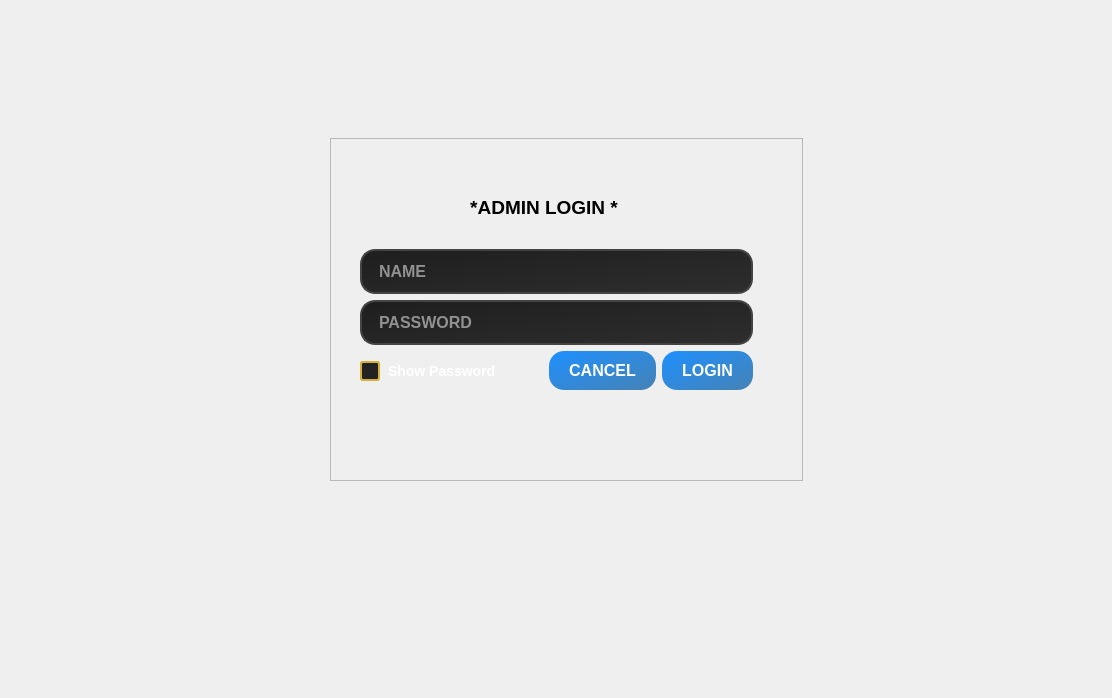
Above: admin.ui from MegaMineDSS/LuxeMine before the change. Below: the same form after it.
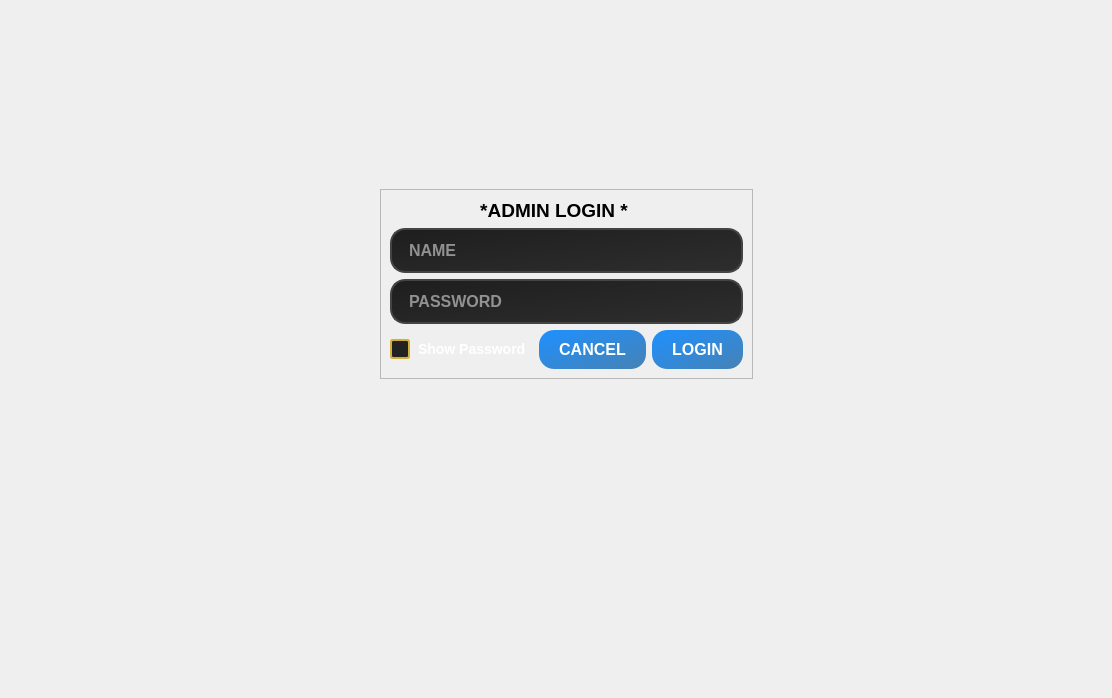
That is the form after the change. The open tabs and pages were chosen to show the change.

```diff
--- a/admin.ui
+++ b/admin.ui
@@ -151,411 +151,7 @@
             <enum>QFrame::Shadow::Raised</enum>
            </property>
            <layout class="QGridLayout" name="gridLayout_16">
-            <item row="0" column="6">
-             <spacer name="horizontalSpacer_68">
-              <property name="orientation">
-               <enum>Qt::Orientation::Horizontal</enum>
-              </property>
-              <property name="sizeHint" stdset="0">
-               <size>
-                <width>40</width>
-                <height>20</height>
-               </size>
-              </property>
-             </spacer>
-            </item>
-            <item row="1" column="0">
-             <spacer name="verticalSpacer_62">
-              <property name="orientation">
-               <enum>Qt::Orientation::Vertical</enum>
-              </property>
-              <property name="sizeHint" stdset="0">
-               <size>
-                <width>20</width>
-                <height>40</height>
-               </size>
-              </property>
-             </spacer>
-            </item>
-            <item row="0" column="5">
-             <spacer name="horizontalSpacer_74">
-              <property name="orientation">
-               <enum>Qt::Orientation::Horizontal</enum>
-              </property>
-              <property name="sizeHint" stdset="0">
-               <size>
-                <width>40</width>
-                <height>20</height>
-               </size>
-              </property>
-             </spacer>
-            </item>
-            <item row="1" column="2" colspan="3">
-             <widget class="QLabel" name="label_23">
-              <property name="styleSheet">
-               <string notr="true">/* General QLabel Styling */
-border-color: qradialgradient(spread:reflect, cx:0.5, cy:0.5, radius:0.5, fx:0.5, fy:0.5, stop:0 rgba(0, 0, 0, 255), stop:1 rgba(255, 255, 255, 255));
-</string>
-              </property>
-              <property name="text">
-               <string>&lt;html&gt;&lt;head/&gt;&lt;body&gt;&lt;p align=&quot;center&quot;&gt;&lt;span style=&quot; font-size:14pt; font-weight:700;&quot;&gt;*ADMIN LOGIN *&lt;/span&gt;&lt;/p&gt;&lt;/body&gt;&lt;/html&gt;</string>
-              </property>
-             </widget>
-            </item>
-            <item row="3" column="0">
-             <spacer name="verticalSpacer_63">
-              <property name="orientation">
-               <enum>Qt::Orientation::Vertical</enum>
-              </property>
-              <property name="sizeHint" stdset="0">
-               <size>
-                <width>20</width>
-                <height>40</height>
-               </size>
-              </property>
-             </spacer>
-            </item>
-            <item row="5" column="0">
-             <spacer name="verticalSpacer_65">
-              <property name="orientation">
-               <enum>Qt::Orientation::Vertical</enum>
-              </property>
-              <property name="sizeHint" stdset="0">
-               <size>
-                <width>20</width>
-                <height>40</height>
-               </size>
-              </property>
-             </spacer>
-            </item>
-            <item row="4" column="0">
-             <spacer name="verticalSpacer_64">
-              <property name="orientation">
-               <enum>Qt::Orientation::Vertical</enum>
-              </property>
-              <property name="sizeHint" stdset="0">
-               <size>
-                <width>20</width>
-                <height>40</height>
-               </size>
-              </property>
-             </spacer>
-            </item>
-            <item row="0" column="1">
-             <spacer name="horizontalSpacer_69">
-              <property name="orientation">
-               <enum>Qt::Orientation::Horizontal</enum>
-              </property>
-              <property name="sizeHint" stdset="0">
-               <size>
-                <width>40</width>
-                <height>20</height>
-               </size>
-              </property>
-             </spacer>
-            </item>
-            <item row="0" column="3">
-             <spacer name="horizontalSpacer_73">
-              <property name="orientation">
-               <enum>Qt::Orientation::Horizontal</enum>
-              </property>
-              <property name="sizeHint" stdset="0">
-               <size>
-                <width>40</width>
-                <height>20</height>
-               </size>
-              </property>
-             </spacer>
-            </item>
-            <item row="6" column="0">
-             <spacer name="verticalSpacer_66">
-              <property name="orientation">
-               <enum>Qt::Orientation::Vertical</enum>
-              </property>
-              <property name="sizeHint" stdset="0">
-               <size>
-                <width>20</width>
-                <height>40</height>
-               </size>
-              </property>
-             </spacer>
-            </item>
-            <item row="0" column="2">
-             <spacer name="horizontalSpacer_72">
-              <property name="orientation">
-               <enum>Qt::Orientation::Horizontal</enum>
-              </property>
-              <property name="sizeHint" stdset="0">
-               <size>
-                <width>40</width>
-                <height>20</height>
-               </size>
-              </property>
-             </spacer>
-            </item>
-            <item row="7" column="0">
-             <spacer name="verticalSpacer_67">
-              <property name="orientation">
-               <enum>Qt::Orientation::Vertical</enum>
-              </property>
-              <property name="sizeHint" stdset="0">
-               <size>
-                <width>20</width>
-                <height>40</height>
-               </size>
-              </property>
-             </spacer>
-            </item>
-            <item row="0" column="4">
-             <spacer name="horizontalSpacer_75">
-              <property name="orientation">
-               <enum>Qt::Orientation::Horizontal</enum>
-              </property>
-              <property name="sizeHint" stdset="0">
-               <size>
-                <width>40</width>
-                <height>20</height>
-               </size>
-              </property>
-             </spacer>
-            </item>
-            <item row="0" column="0">
-             <spacer name="verticalSpacer_61">
-              <property name="orientation">
-               <enum>Qt::Orientation::Vertical</enum>
-              </property>
-              <property name="sizeHint" stdset="0">
-               <size>
-                <width>20</width>
-                <height>40</height>
-               </size>
-              </property>
-             </spacer>
-            </item>
-            <item row="4" column="1" colspan="5">
-             <widget class="QLineEdit" name="password_lineEdit">
-              <property name="font">
-               <font>
-                <pointsize>-1</pointsize>
-                <bold>true</bold>
-               </font>
-              </property>
-              <property name="styleSheet">
-               <string notr="true">/* General LineEdit Styling */
-QLineEdit {
-    background: qlineargradient(spread:pad, x1:0, y1:0, x2:1, y2:1, stop:0 #1e1e1e, stop:1 #2e2e2e); /* Gradient background */
-    color: white; /* Text color */
-    font-size: 16px; /* Larger font for input text */
-    font-weight: bold; /* Bold text for better visibility */
-    border: 2px solid #444444; /* Subtle border */
-    border-radius: 15px; /* Rounded corners */
-    padding: 10px 15px; /* Padding inside the field */
-    box-shadow: 0px 4px 6px rgba(0, 0, 0, 0.4); /* Subtle shadow for a raised effect */
-}
-
-/* Placeholder Text Styling */
-QLineEdit::placeholder {
-    color: #888888; /* Light grey placeholder text */
-    font-style: italic; /* Italicized placeholder text */
-}
-
-/* Focused LineEdit Styling */
-QLineEdit:focus {
-    background: qlineargradient(spread:pad, x1:0, y1:0, x2:1, y2:1, stop:0 #2e2e2e, stop:1 #3e3e3e); /* Slightly brighter gradient */
-    border: 2px solid #d4af37; /* Gold border for focus */
-    box-shadow: 0px 6px 10px rgba(212, 175, 55, 0.5); /* Gold glow when focused */
-}
-
-/* Disabled LineEdit Styling */
-QLineEdit:disabled {
-    background-color: #555555; /* Grey background for disabled state */
-    color: #bbbbbb; /* Faded text */
-    border: 2px solid #666666; /* Subtle grey border */
-}
-
-/* Hover Effect */
-QLineEdit:hover {
-    border: 2px solid #f7e09d; /* Light gold border on hover */
-    box-shadow: 0px 5px 8px rgba(247, 224, 157, 0.4); /* Light gold glow on hover */
-}
-</string>
-              </property>
-              <property name="echoMode">
-               <enum>QLineEdit::EchoMode::Password</enum>
-              </property>
-              <property name="placeholderText">
-               <string>PASSWORD</string>
-              </property>
-             </widget>
-            </item>
-            <item row="3" column="1" colspan="5">
-             <widget class="QLineEdit" name="name_lineEdit">
-              <property name="font">
-               <font>
-                <pointsize>-1</pointsize>
-                <bold>true</bold>
-               </font>
-              </property>
-              <property name="styleSheet">
-               <string notr="true">/* General LineEdit Styling */
-QLineEdit {
-    background: qlineargradient(spread:pad, x1:0, y1:0, x2:1, y2:1, stop:0 #1e1e1e, stop:1 #2e2e2e); /* Gradient background */
-    color: white; /* Text color */
-    font-size: 16px; /* Larger font for input text */
-    font-weight: bold; /* Bold text for better visibility */
-    border: 2px solid #444444; /* Subtle border */
-    border-radius: 15px; /* Rounded corners */
-    padding: 10px 15px; /* Padding inside the field */
-    box-shadow: 0px 4px 6px rgba(0, 0, 0, 0.4); /* Subtle shadow for a raised effect */
-}
-
-/* Placeholder Text Styling */
-QLineEdit::placeholder {
-    color: #888888; /* Light grey placeholder text */
-    font-style: italic; /* Italicized placeholder text */
-}
-
-/* Focused LineEdit Styling */
-QLineEdit:focus {
-    background: qlineargradient(spread:pad, x1:0, y1:0, x2:1, y2:1, stop:0 #2e2e2e, stop:1 #3e3e3e); /* Slightly brighter gradient */
-    border: 2px solid #d4af37; /* Gold border for focus */
-    box-shadow: 0px 6px 10px rgba(212, 175, 55, 0.5); /* Gold glow when focused */
-}
-
-/* Disabled LineEdit Styling */
-QLineEdit:disabled {
-    background-color: #555555; /* Grey background for disabled state */
-    color: #bbbbbb; /* Faded text */
-    border: 2px solid #666666; /* Subtle grey border */
-}
-
-/* Hover Effect */
-QLineEdit:hover {
-    border: 2px solid #f7e09d; /* Light gold border on hover */
-    box-shadow: 0px 5px 8px rgba(247, 224, 157, 0.4); /* Light gold glow on hover */
-}
-</string>
-              </property>
-              <property name="placeholderText">
-               <string>NAME </string>
-              </property>
-             </widget>
-            </item>
-            <item row="2" column="2">
-             <spacer name="verticalSpacer_68">
-              <property name="orientation">
-               <enum>Qt::Orientation::Vertical</enum>
-              </property>
-              <property name="sizeType">
-               <enum>QSizePolicy::Policy::Fixed</enum>
-              </property>
-              <property name="sizeHint" stdset="0">
-               <size>
-                <width>20</width>
-                <height>15</height>
-               </size>
-              </property>
-             </spacer>
-            </item>
-            <item row="5" column="5">
-             <widget class="QPushButton" name="login_button">
-              <property name="font">
-               <font>
-                <pointsize>-1</pointsize>
-                <bold>true</bold>
-               </font>
-              </property>
-              <property name="styleSheet">
-               <string notr="true">/* General QPushButton Styling */
-QPushButton {
-    background: qlineargradient(spread:pad, x1:0, y1:0, x2:1, y2:1, stop:0 #1e90ff, stop:1 #4682b4); /* Blue gradient */
-    color: white; /* White text */
-    font-size: 16px; /* Font size for text */
-    font-weight: bold; /* Bold text */
-    border: none; /* Remove border */
-    border-radius: 15px; /* Rounded corners */
-    padding: 10px 20px; /* Padding for comfortable size */
-    box-shadow: 0px 4px 6px rgba(0, 0, 0, 0.3); /* Subtle shadow for raised effect */
-}
-
-/* Hover Effect */
-QPushButton:hover {
-    background: qlineargradient(spread:pad, x1:0, y1:0, x2:1, y2:1, stop:0 #4682b4, stop:1 #1e90ff); /* Reverse gradient */
-    box-shadow: 0px 6px 8px rgba(0, 0, 0, 0.4); /* Enhance shadow on hover */
-}
-
-/* Pressed Effect */
-QPushButton:pressed {
-    background: qlineargradient(spread:pad, x1:0, y1:0, x2:1, y2:1, stop:0 #104e8b, stop:1 #1c6ba0); /* Darker blue gradient */
-    box-shadow: inset 0px 2px 4px rgba(0, 0, 0, 0.5); /* Inset shadow */
-}
-
-/* Cancel Button Specific Styling */
-#cancelButton {
-    background: qlineargradient(spread:pad, x1:0, y1:0, x2:1, y2:1, stop:0 #ff6347, stop:1 #cd5c5c); /* Red gradient */
-    color: white;
-}
-
-#cancelButton:hover {
-    background: qlineargradient(spread:pad, x1:0, y1:0, x2:1, y2:1, stop:0 #cd5c5c, stop:1 #ff6347); /* Reverse red gradient */
-}
-</string>
-              </property>
-              <property name="text">
-               <string>LOGIN</string>
-              </property>
-             </widget>
-            </item>
-            <item row="5" column="4">
-             <widget class="QPushButton" name="cancel_button">
-              <property name="font">
-               <font>
-                <pointsize>-1</pointsize>
-                <bold>true</bold>
-               </font>
-              </property>
-              <property name="styleSheet">
-               <string notr="true">/* General QPushButton Styling */
-QPushButton {
-    background: qlineargradient(spread:pad, x1:0, y1:0, x2:1, y2:1, stop:0 #1e90ff, stop:1 #4682b4); /* Blue gradient */
-    color: white; /* White text */
-    font-size: 16px; /* Font size for text */
-    font-weight: bold; /* Bold text */
-    border: none; /* Remove border */
-    border-radius: 15px; /* Rounded corners */
-    padding: 10px 20px; /* Padding for comfortable size */
-    box-shadow: 0px 4px 6px rgba(0, 0, 0, 0.3); /* Subtle shadow for raised effect */
-}
-
-/* Hover Effect */
-QPushButton:hover {
-    background: qlineargradient(spread:pad, x1:0, y1:0, x2:1, y2:1, stop:0 #4682b4, stop:1 #1e90ff); /* Reverse gradient */
-    box-shadow: 0px 6px 8px rgba(0, 0, 0, 0.4); /* Enhance shadow on hover */
-}
-
-/* Pressed Effect */
-QPushButton:pressed {
-    background: qlineargradient(spread:pad, x1:0, y1:0, x2:1, y2:1, stop:0 #104e8b, stop:1 #1c6ba0); /* Darker blue gradient */
-    box-shadow: inset 0px 2px 4px rgba(0, 0, 0, 0.5); /* Inset shadow */
-}
-
-/* Cancel Button Specific Styling */
-#cancelButton {
-    background: qlineargradient(spread:pad, x1:0, y1:0, x2:1, y2:1, stop:0 #ff6347, stop:1 #cd5c5c); /* Red gradient */
-    color: white;
-}
-
-#cancelButton:hover {
-    background: qlineargradient(spread:pad, x1:0, y1:0, x2:1, y2:1, stop:0 #cd5c5c, stop:1 #ff6347); /* Reverse red gradient */
-}
-</string>
-              </property>
-              <property name="text">
-               <string>CANCEL</string>
-              </property>
-             </widget>
-            </item>
-            <item row="5" column="1" colspan="2">
+            <item row="4" column="1" colspan="2">
              <widget class="QCheckBox" name="checkBox">
               <property name="font">
                <font>
@@ -608,6 +204,394 @@
               </property>
              </widget>
             </item>
+            <item row="6" column="0">
+             <spacer name="verticalSpacer_67">
+              <property name="orientation">
+               <enum>Qt::Orientation::Vertical</enum>
+              </property>
+              <property name="sizeHint" stdset="0">
+               <size>
+                <width>0</width>
+                <height>0</height>
+               </size>
+              </property>
+             </spacer>
+            </item>
+            <item row="4" column="0">
+             <spacer name="verticalSpacer_65">
+              <property name="orientation">
+               <enum>Qt::Orientation::Vertical</enum>
+              </property>
+              <property name="sizeHint" stdset="0">
+               <size>
+                <width>0</width>
+                <height>0</height>
+               </size>
+              </property>
+             </spacer>
+            </item>
+            <item row="3" column="1" colspan="5">
+             <widget class="QLineEdit" name="password_lineEdit">
+              <property name="font">
+               <font>
+                <pointsize>-1</pointsize>
+                <bold>true</bold>
+               </font>
+              </property>
+              <property name="styleSheet">
+               <string notr="true">/* General LineEdit Styling */
+QLineEdit {
+    background: qlineargradient(spread:pad, x1:0, y1:0, x2:1, y2:1, stop:0 #1e1e1e, stop:1 #2e2e2e); /* Gradient background */
+    color: white; /* Text color */
+    font-size: 16px; /* Larger font for input text */
+    font-weight: bold; /* Bold text for better visibility */
+    border: 2px solid #444444; /* Subtle border */
+    border-radius: 15px; /* Rounded corners */
+    padding: 10px 15px; /* Padding inside the field */
+    box-shadow: 0px 4px 6px rgba(0, 0, 0, 0.4); /* Subtle shadow for a raised effect */
+}
+
+/* Placeholder Text Styling */
+QLineEdit::placeholder {
+    color: #888888; /* Light grey placeholder text */
+    font-style: italic; /* Italicized placeholder text */
+}
+
+/* Focused LineEdit Styling */
+QLineEdit:focus {
+    background: qlineargradient(spread:pad, x1:0, y1:0, x2:1, y2:1, stop:0 #2e2e2e, stop:1 #3e3e3e); /* Slightly brighter gradient */
+    border: 2px solid #d4af37; /* Gold border for focus */
+    box-shadow: 0px 6px 10px rgba(212, 175, 55, 0.5); /* Gold glow when focused */
+}
+
+/* Disabled LineEdit Styling */
+QLineEdit:disabled {
+    background-color: #555555; /* Grey background for disabled state */
+    color: #bbbbbb; /* Faded text */
+    border: 2px solid #666666; /* Subtle grey border */
+}
+
+/* Hover Effect */
+QLineEdit:hover {
+    border: 2px solid #f7e09d; /* Light gold border on hover */
+    box-shadow: 0px 5px 8px rgba(247, 224, 157, 0.4); /* Light gold glow on hover */
+}
+</string>
+              </property>
+              <property name="echoMode">
+               <enum>QLineEdit::EchoMode::Password</enum>
+              </property>
+              <property name="placeholderText">
+               <string>PASSWORD</string>
+              </property>
+             </widget>
+            </item>
+            <item row="3" column="0">
+             <spacer name="verticalSpacer_64">
+              <property name="orientation">
+               <enum>Qt::Orientation::Vertical</enum>
+              </property>
+              <property name="sizeHint" stdset="0">
+               <size>
+                <width>0</width>
+                <height>0</height>
+               </size>
+              </property>
+             </spacer>
+            </item>
+            <item row="1" column="0">
+             <spacer name="verticalSpacer_62">
+              <property name="orientation">
+               <enum>Qt::Orientation::Vertical</enum>
+              </property>
+              <property name="sizeHint" stdset="0">
+               <size>
+                <width>0</width>
+                <height>0</height>
+               </size>
+              </property>
+             </spacer>
+            </item>
+            <item row="0" column="1">
+             <spacer name="horizontalSpacer_69">
+              <property name="orientation">
+               <enum>Qt::Orientation::Horizontal</enum>
+              </property>
+              <property name="sizeHint" stdset="0">
+               <size>
+                <width>0</width>
+                <height>0</height>
+               </size>
+              </property>
+             </spacer>
+            </item>
+            <item row="5" column="0">
+             <spacer name="verticalSpacer_66">
+              <property name="orientation">
+               <enum>Qt::Orientation::Vertical</enum>
+              </property>
+              <property name="sizeHint" stdset="0">
+               <size>
+                <width>0</width>
+                <height>0</height>
+               </size>
+              </property>
+             </spacer>
+            </item>
+            <item row="4" column="4">
+             <widget class="QPushButton" name="cancel_button">
+              <property name="font">
+               <font>
+                <pointsize>-1</pointsize>
+                <bold>true</bold>
+               </font>
+              </property>
+              <property name="styleSheet">
+               <string notr="true">/* General QPushButton Styling */
+QPushButton {
+    background: qlineargradient(spread:pad, x1:0, y1:0, x2:1, y2:1, stop:0 #1e90ff, stop:1 #4682b4); /* Blue gradient */
+    color: white; /* White text */
+    font-size: 16px; /* Font size for text */
+    font-weight: bold; /* Bold text */
+    border: none; /* Remove border */
+    border-radius: 15px; /* Rounded corners */
+    padding: 10px 20px; /* Padding for comfortable size */
+    box-shadow: 0px 4px 6px rgba(0, 0, 0, 0.3); /* Subtle shadow for raised effect */
+}
+
+/* Hover Effect */
+QPushButton:hover {
+    background: qlineargradient(spread:pad, x1:0, y1:0, x2:1, y2:1, stop:0 #4682b4, stop:1 #1e90ff); /* Reverse gradient */
+    box-shadow: 0px 6px 8px rgba(0, 0, 0, 0.4); /* Enhance shadow on hover */
+}
+
+/* Pressed Effect */
+QPushButton:pressed {
+    background: qlineargradient(spread:pad, x1:0, y1:0, x2:1, y2:1, stop:0 #104e8b, stop:1 #1c6ba0); /* Darker blue gradient */
+    box-shadow: inset 0px 2px 4px rgba(0, 0, 0, 0.5); /* Inset shadow */
+}
+
+/* Cancel Button Specific Styling */
+#cancelButton {
+    background: qlineargradient(spread:pad, x1:0, y1:0, x2:1, y2:1, stop:0 #ff6347, stop:1 #cd5c5c); /* Red gradient */
+    color: white;
+}
+
+#cancelButton:hover {
+    background: qlineargradient(spread:pad, x1:0, y1:0, x2:1, y2:1, stop:0 #cd5c5c, stop:1 #ff6347); /* Reverse red gradient */
+}
+</string>
+              </property>
+              <property name="text">
+               <string>CANCEL</string>
+              </property>
+             </widget>
+            </item>
+            <item row="4" column="5">
+             <widget class="QPushButton" name="login_button">
+              <property name="font">
+               <font>
+                <pointsize>-1</pointsize>
+                <bold>true</bold>
+               </font>
+              </property>
+              <property name="styleSheet">
+               <string notr="true">/* General QPushButton Styling */
+QPushButton {
+    background: qlineargradient(spread:pad, x1:0, y1:0, x2:1, y2:1, stop:0 #1e90ff, stop:1 #4682b4); /* Blue gradient */
+    color: white; /* White text */
+    font-size: 16px; /* Font size for text */
+    font-weight: bold; /* Bold text */
+    border: none; /* Remove border */
+    border-radius: 15px; /* Rounded corners */
+    padding: 10px 20px; /* Padding for comfortable size */
+    box-shadow: 0px 4px 6px rgba(0, 0, 0, 0.3); /* Subtle shadow for raised effect */
+}
+
+/* Hover Effect */
+QPushButton:hover {
+    background: qlineargradient(spread:pad, x1:0, y1:0, x2:1, y2:1, stop:0 #4682b4, stop:1 #1e90ff); /* Reverse gradient */
+    box-shadow: 0px 6px 8px rgba(0, 0, 0, 0.4); /* Enhance shadow on hover */
+}
+
+/* Pressed Effect */
+QPushButton:pressed {
+    background: qlineargradient(spread:pad, x1:0, y1:0, x2:1, y2:1, stop:0 #104e8b, stop:1 #1c6ba0); /* Darker blue gradient */
+    box-shadow: inset 0px 2px 4px rgba(0, 0, 0, 0.5); /* Inset shadow */
+}
+
+/* Cancel Button Specific Styling */
+#cancelButton {
+    background: qlineargradient(spread:pad, x1:0, y1:0, x2:1, y2:1, stop:0 #ff6347, stop:1 #cd5c5c); /* Red gradient */
+    color: white;
+}
+
+#cancelButton:hover {
+    background: qlineargradient(spread:pad, x1:0, y1:0, x2:1, y2:1, stop:0 #cd5c5c, stop:1 #ff6347); /* Reverse red gradient */
+}
+</string>
+              </property>
+              <property name="text">
+               <string>LOGIN</string>
+              </property>
+             </widget>
+            </item>
+            <item row="0" column="3">
+             <spacer name="horizontalSpacer_73">
+              <property name="orientation">
+               <enum>Qt::Orientation::Horizontal</enum>
+              </property>
+              <property name="sizeHint" stdset="0">
+               <size>
+                <width>0</width>
+                <height>0</height>
+               </size>
+              </property>
+             </spacer>
+            </item>
+            <item row="2" column="1" colspan="5">
+             <widget class="QLineEdit" name="name_lineEdit">
+              <property name="font">
+               <font>
+                <pointsize>-1</pointsize>
+                <bold>true</bold>
+               </font>
+              </property>
+              <property name="styleSheet">
+               <string notr="true">/* General LineEdit Styling */
+QLineEdit {
+    background: qlineargradient(spread:pad, x1:0, y1:0, x2:1, y2:1, stop:0 #1e1e1e, stop:1 #2e2e2e); /* Gradient background */
+    color: white; /* Text color */
+    font-size: 16px; /* Larger font for input text */
+    font-weight: bold; /* Bold text for better visibility */
+    border: 2px solid #444444; /* Subtle border */
+    border-radius: 15px; /* Rounded corners */
+    padding: 10px 15px; /* Padding inside the field */
+    box-shadow: 0px 4px 6px rgba(0, 0, 0, 0.4); /* Subtle shadow for a raised effect */
+}
+
+/* Placeholder Text Styling */
+QLineEdit::placeholder {
+    color: #888888; /* Light grey placeholder text */
+    font-style: italic; /* Italicized placeholder text */
+}
+
+/* Focused LineEdit Styling */
+QLineEdit:focus {
+    background: qlineargradient(spread:pad, x1:0, y1:0, x2:1, y2:1, stop:0 #2e2e2e, stop:1 #3e3e3e); /* Slightly brighter gradient */
+    border: 2px solid #d4af37; /* Gold border for focus */
+    box-shadow: 0px 6px 10px rgba(212, 175, 55, 0.5); /* Gold glow when focused */
+}
+
+/* Disabled LineEdit Styling */
+QLineEdit:disabled {
+    background-color: #555555; /* Grey background for disabled state */
+    color: #bbbbbb; /* Faded text */
+    border: 2px solid #666666; /* Subtle grey border */
+}
+
+/* Hover Effect */
+QLineEdit:hover {
+    border: 2px solid #f7e09d; /* Light gold border on hover */
+    box-shadow: 0px 5px 8px rgba(247, 224, 157, 0.4); /* Light gold glow on hover */
+}
+</string>
+              </property>
+              <property name="placeholderText">
+               <string>NAME </string>
+              </property>
+             </widget>
+            </item>
+            <item row="0" column="6">
+             <spacer name="horizontalSpacer_68">
+              <property name="orientation">
+               <enum>Qt::Orientation::Horizontal</enum>
+              </property>
+              <property name="sizeHint" stdset="0">
+               <size>
+                <width>0</width>
+                <height>0</height>
+               </size>
+              </property>
+             </spacer>
+            </item>
+            <item row="2" column="0">
+             <spacer name="verticalSpacer_63">
+              <property name="orientation">
+               <enum>Qt::Orientation::Vertical</enum>
+              </property>
+              <property name="sizeHint" stdset="0">
+               <size>
+                <width>0</width>
+                <height>0</height>
+               </size>
+              </property>
+             </spacer>
+            </item>
+            <item row="0" column="4">
+             <spacer name="horizontalSpacer_75">
+              <property name="orientation">
+               <enum>Qt::Orientation::Horizontal</enum>
+              </property>
+              <property name="sizeHint" stdset="0">
+               <size>
+                <width>0</width>
+                <height>0</height>
+               </size>
+              </property>
+             </spacer>
+            </item>
+            <item row="0" column="5">
+             <spacer name="horizontalSpacer_74">
+              <property name="orientation">
+               <enum>Qt::Orientation::Horizontal</enum>
+              </property>
+              <property name="sizeHint" stdset="0">
+               <size>
+                <width>0</width>
+                <height>0</height>
+               </size>
+              </property>
+             </spacer>
+            </item>
+            <item row="0" column="0">
+             <spacer name="verticalSpacer_61">
+              <property name="orientation">
+               <enum>Qt::Orientation::Vertical</enum>
+              </property>
+              <property name="sizeHint" stdset="0">
+               <size>
+                <width>0</width>
+                <height>0</height>
+               </size>
+              </property>
+             </spacer>
+            </item>
+            <item row="1" column="2" colspan="3">
+             <widget class="QLabel" name="label_23">
+              <property name="styleSheet">
+               <string notr="true">/* General QLabel Styling */
+border-color: qradialgradient(spread:reflect, cx:0.5, cy:0.5, radius:0.5, fx:0.5, fy:0.5, stop:0 rgba(0, 0, 0, 255), stop:1 rgba(255, 255, 255, 255));
+</string>
+              </property>
+              <property name="text">
+               <string>&lt;html&gt;&lt;head/&gt;&lt;body&gt;&lt;p align=&quot;center&quot;&gt;&lt;span style=&quot; font-size:14pt; font-weight:700;&quot;&gt;*ADMIN LOGIN *&lt;/span&gt;&lt;/p&gt;&lt;/body&gt;&lt;/html&gt;</string>
+              </property>
+             </widget>
+            </item>
+            <item row="0" column="2">
+             <spacer name="horizontalSpacer_72">
+              <property name="orientation">
+               <enum>Qt::Orientation::Horizontal</enum>
+              </property>
+              <property name="sizeHint" stdset="0">
+               <size>
+                <width>0</width>
+                <height>0</height>
+               </size>
+              </property>
+             </spacer>
+            </item>
            </layout>
           </widget>
          </item>
```
Left out of the diff: 208 changed lines with no effect on the pictures.
